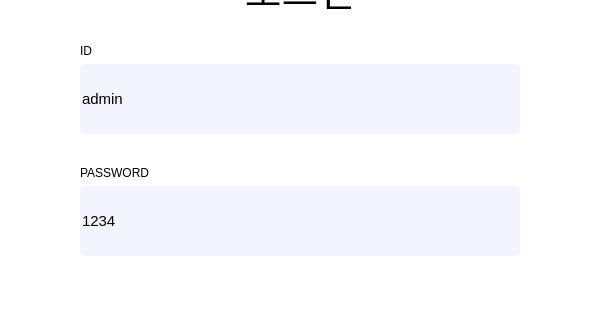
This is main_code/front/ui/notice_board.ui in guaba98/TeamCollaborationTool as Qt 5 draws it before an edit; both pictures show x 260 to 860 and y 135 to 455 of the 1120 by 630 pixel window. The edited form follows.
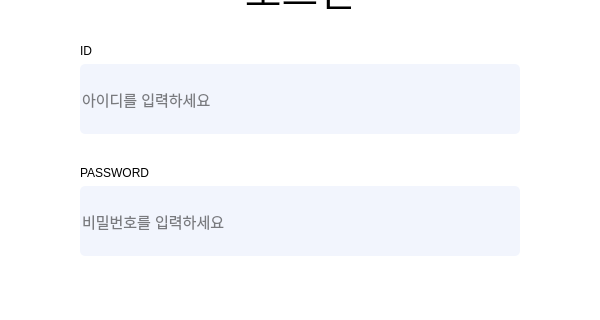
This is the edited form. The open tabs and pages were chosen to show the change. Icons and pictures are not drawn.

Commit message: 0729 ui 수정3

```diff
--- a/main_code/front/ui/notice_board.ui
+++ b/main_code/front/ui/notice_board.ui
@@ -161,7 +161,7 @@
              <string notr="true"/>
             </property>
             <property name="text">
-             <string>admin</string>
+             <string/>
             </property>
             <property name="placeholderText">
              <string>아이디를 입력하세요</string>
@@ -207,7 +207,10 @@
              <string notr="true"/>
             </property>
             <property name="text">
-             <string>1234</string>
+             <string/>
+            </property>
+            <property name="echoMode">
+             <enum>QLineEdit::Password</enum>
             </property>
             <property name="placeholderText">
              <string>비밀번호를 입력하세요</string>
```
Left out of the diff: 8 changed lines with no effect on the pictures. The commit also changes 3 other files.
